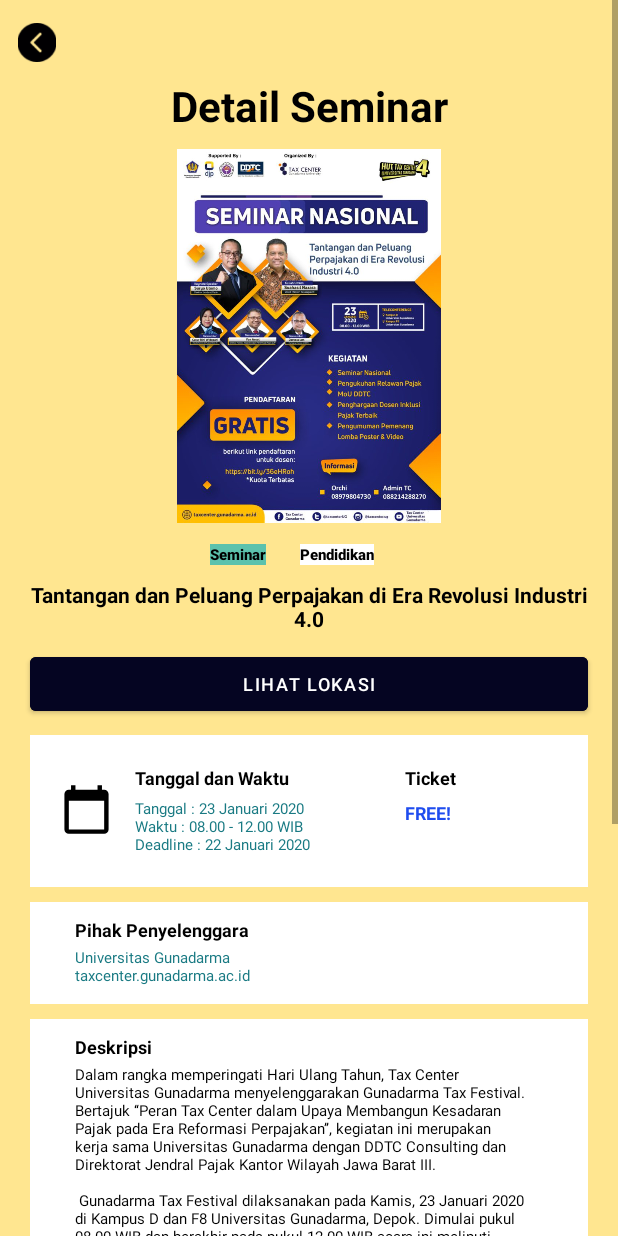
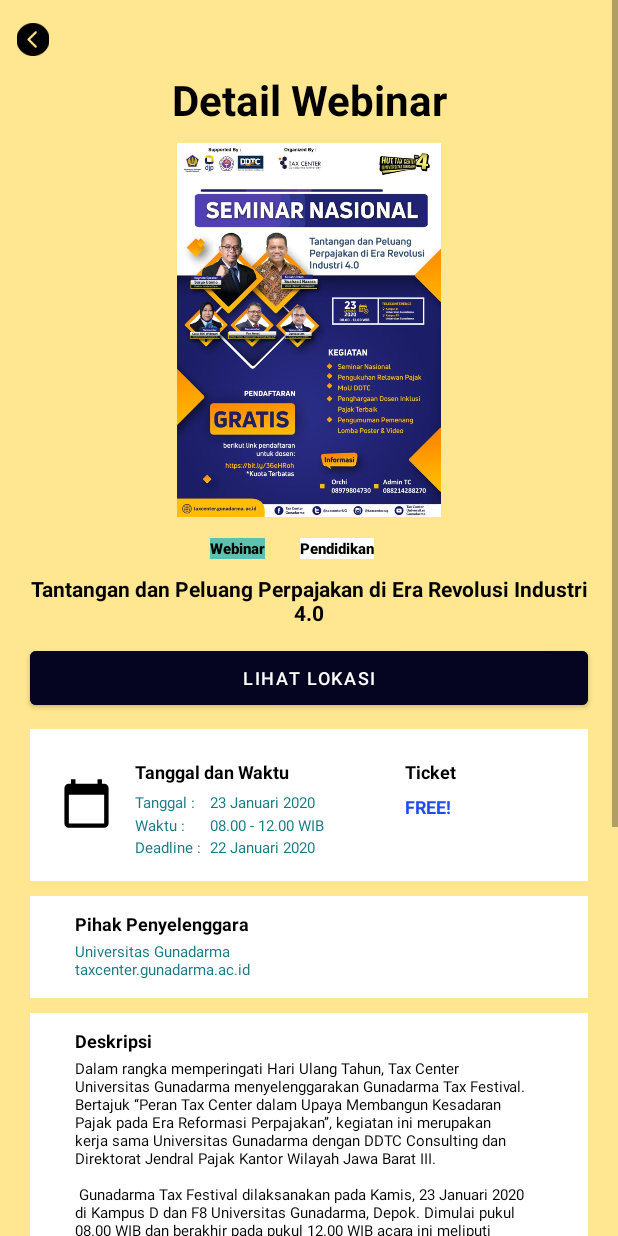
Before and after one commit to auroraufa/Smart-Hunter, an Android app: the DetailSeminar screen opened directly, with no data from a screen before it, on a phone screen of 412 x 824 dp. Run offline under Robolectric (Android 15) with nearby library versions, the phone set to English and light mode, and no system bars.

Commit message:
tambah api detail webinar

```diff
--- a/app/src/main/java/com/example/smarthunter/adapter/eventAdapter.java
+++ b/app/src/main/java/com/example/smarthunter/adapter/eventAdapter.java
@@ -25,7 +25,7 @@ public class eventAdapter
         public eventViewHolder(@NonNull View itemView) {
             super(itemView);
             myevent_nama = itemView.findViewById(R.id.nama_sv);
-            myevent_jenis =  itemView.findViewById(R.id.jenis_sv);
+            myevent_jenis =  itemView.findViewById(R.id.kategori_event);
             myevent_judul = itemView.findViewById(R.id.judul_sv);
             myevent_tanggal = itemView.findViewById(R.id.tanggal_sv);
             myevent_poster = itemView.findViewById(R.id.image_saved);
--- a/app/src/main/java/com/example/smarthunter/adapter/saveAdapter.java
+++ b/app/src/main/java/com/example/smarthunter/adapter/saveAdapter.java
@@ -25,7 +25,7 @@ public class saveAdapter
         public savedViewHolder(@NonNull View itemView){
             super(itemView);
             mysave_nama= itemView.findViewById(R.id.nama_sv);
-            mysave_jenis =  itemView.findViewById(R.id.jenis_sv);
+            mysave_jenis =  itemView.findViewById(R.id.kategori_event);
             mysave_judul = itemView.findViewById(R.id.judul_sv);
             mysave_tanggal = itemView.findViewById(R.id.tanggal_sv);
             mysave_post = itemView.findViewById(R.id.image_saved);
--- a/app/src/main/java/com/example/smarthunter/retrofit/EventClient.java
+++ b/app/src/main/java/com/example/smarthunter/retrofit/EventClient.java
@@ -3,6 +3,7 @@ package com.example.smarthunter.retrofit;
 import com.example.smarthunter.model.DataFavorite;
 import com.example.smarthunter.model.DataLogin;
 import com.example.smarthunter.model.EventAccount;
+import com.example.smarthunter.model.EventDetail;
 import com.example.smarthunter.model.EventJenisList;
 import com.example.smarthunter.model.KategoriList;
 import com.example.smarthunter.model.Message;
@@ -54,4 +55,7 @@ public interface EventClient {
     @POST("api/addKategori")
     Call<Message> addKategori(@Header("token") String token,
                               @Field("kategoris[]") List<Integer> kategoris);
+
+    @GET("api/detailEvent/{id}")
+    Call<EventDetail> getDetail(@Header("token") String token, @Path("id") Integer id);
 }
--- a/app/src/main/res/layout/activity_account.xml
+++ b/app/src/main/res/layout/activity_account.xml
@@ -77,7 +77,7 @@
         app:layout_constraintTop_toBottomOf="@+id/myevent" />
 
     <TextView
-        android:id="@+id/nama"
+        android:id="@+id/jenis"
         android:layout_width="185dp"
         android:layout_height="31dp"
         android:layout_marginBottom="12dp"
--- a/app/src/main/res/layout/activity_detail_seminar.xml
+++ b/app/src/main/res/layout/activity_detail_seminar.xml
@@ -20,8 +20,8 @@
 
             <ImageView
                 android:id="@+id/back_detailseminar"
-                android:layout_width="29dp"
-                android:layout_height="26dp"
+                android:layout_width="24dp"
+                android:layout_height="22dp"
                 android:layout_marginLeft="10dp"
                 android:layout_marginTop="15dp"
                 android:src="@drawable/tombol_back" />
@@ -31,7 +31,7 @@
                 android:layout_width="match_parent"
                 android:layout_height="wrap_content"
                 android:layout_marginTop="10dp"
-                android:text="Detail Seminar"
+                android:text="Detail Webinar"
                 android:textAlignment="center"
                 android:textColor="#000000"
                 android:textSize="28dp"
@@ -52,20 +52,20 @@
                 android:layout_height="wrap_content">
 
                 <TextView
-                    android:id="@+id/nama_sv"
+                    android:id="@+id/jenis"
                     android:layout_width="wrap_content"
                     android:layout_height="wrap_content"
                     android:layout_marginStart="140dp"
                     android:background="#5CC2AD"
                     android:fontFamily="sans-serif-black"
-                    android:text="Seminar"
+                    android:text="Webinar"
                     android:textColor="@color/black"
                     android:textSize="10sp"
                     app:layout_constraintStart_toEndOf="@+id/image_saved"
                     app:layout_constraintTop_toTopOf="parent" />
 
                 <TextView
-                    android:id="@+id/jenis_sv"
+                    android:id="@+id/kategori_event"
                     android:layout_width="wrap_content"
                     android:layout_height="wrap_content"
                     android:layout_marginStart="200dp"
@@ -77,7 +77,7 @@
             </FrameLayout>
 
             <TextView
-                android:id="@+id/textView2"
+                android:id="@+id/nama_event"
                 android:layout_width="match_parent"
                 android:layout_height="wrap_content"
                 android:layout_marginStart="10dp"
@@ -127,11 +127,59 @@
                     android:textStyle="bold" />
 
                 <TextView
-                    android:layout_width="145dp"
+                    android:layout_width="60dp"
                     android:layout_height="wrap_content"
                     android:layout_marginStart="70dp"
                     android:layout_marginTop="42dp"
-                    android:text="Tanggal : 23 Januari 2020 Waktu : 08.00 - 12.00 WIB Deadline : 22 Januari 2020 "
+                    android:text="Tanggal : "
+                    android:textColor="#197A83"
+                    android:textSize="10dp" />
+
+                <TextView
+                    android:id="@+id/tanggal"
+                    android:layout_width="90dp"
+                    android:layout_height="wrap_content"
+                    android:layout_marginStart="120dp"
+                    android:layout_marginTop="42dp"
+                    android:text="23 Januari 2020 "
+                    android:textColor="#197A83"
+                    android:textSize="10dp" />
+
+                <TextView
+                    android:layout_width="60dp"
+                    android:layout_height="wrap_content"
+                    android:layout_marginStart="70dp"
+                    android:layout_marginTop="57dp"
+                    android:text="Waktu : "
+                    android:textColor="#197A83"
+                    android:textSize="10dp" />
+
+                <TextView
+                    android:id="@+id/waktu"
+                    android:layout_width="145dp"
+                    android:layout_height="wrap_content"
+                    android:layout_marginStart="120dp"
+                    android:layout_marginTop="57dp"
+                    android:text="08.00 - 12.00 WIB "
+                    android:textColor="#197A83"
+                    android:textSize="10dp" />
+
+                <TextView
+                    android:layout_width="60dp"
+                    android:layout_height="wrap_content"
+                    android:layout_marginStart="70dp"
+                    android:layout_marginTop="72dp"
+                    android:text="Deadline : "
+                    android:textColor="#197A83"
+                    android:textSize="10dp" />
+
+                <TextView
+                    android:id="@+id/tanggal_dl"
+                    android:layout_width="145dp"
+                    android:layout_height="wrap_content"
+                    android:layout_marginStart="120dp"
+                    android:layout_marginTop="72dp"
+                    android:text="22 Januari 2020 "
                     android:textColor="#197A83"
                     android:textSize="10dp" />
 
@@ -146,6 +194,7 @@
                     android:textStyle="bold" />
 
                 <TextView
+                    android:id="@+id/tiket"
                     android:layout_width="wrap_content"
                     android:layout_height="wrap_content"
                     android:layout_marginStart="250dp"
@@ -175,6 +224,7 @@
                     android:textStyle="bold" />
 
                 <TextView
+                    android:id="@+id/penyelenggara"
                     android:layout_width="145dp"
                     android:layout_height="wrap_content"
                     android:layout_marginStart="30dp"
@@ -204,6 +254,7 @@
                     android:textStyle="bold" />
 
                 <TextView
+                    android:id="@+id/deskripsi"
                     android:layout_width="306dp"
                     android:layout_height="267dp"
                     android:layout_marginStart="30dp"
@@ -242,6 +293,7 @@
                     android:textStyle="bold" />
 
                 <TextView
+                    android:id="@+id/syarat"
                     android:layout_width="306dp"
                     android:layout_height="wrap_content"
                     android:layout_marginStart="30dp"
@@ -274,6 +326,7 @@
                     android:textStyle="bold" />
 
                 <TextView
+                    android:id="@+id/benefit"
                     android:layout_width="306dp"
                     android:layout_height="wrap_content"
                     android:layout_marginStart="30dp"
@@ -301,7 +354,7 @@
                     app:tint="@color/black" />
 
                 <Button
-                    android:id="@+id/daftarSeminar"
+                    android:id="@+id/daftarWebinar"
                     android:layout_width="match_parent"
                     android:layout_height="wrap_content"
                     android:layout_marginStart="55dp"
--- a/app/src/main/res/layout/activity_detail_seminar_upload.xml
+++ b/app/src/main/res/layout/activity_detail_seminar_upload.xml
@@ -65,7 +65,7 @@
                     app:layout_constraintTop_toTopOf="parent" />
 
                 <TextView
-                    android:id="@+id/jenis_sv"
+                    android:id="@+id/kategori_event"
                     android:layout_width="wrap_content"
                     android:layout_height="wrap_content"
                     android:layout_marginStart="200dp"
@@ -77,7 +77,7 @@
             </FrameLayout>
 
             <TextView
-                android:id="@+id/textView2"
+                android:id="@+id/nama_event"
                 android:layout_width="match_parent"
                 android:layout_height="wrap_content"
                 android:layout_marginStart="10dp"
--- a/app/src/main/res/layout/activity_detail_webinar_upload.xml
+++ b/app/src/main/res/layout/activity_detail_webinar_upload.xml
@@ -52,7 +52,7 @@
                 android:layout_height="wrap_content">
 
                 <TextView
-                    android:id="@+id/nama"
+                    android:id="@+id/jenis"
                     android:layout_width="wrap_content"
                     android:layout_height="wrap_content"
                     android:layout_marginStart="140dp"
@@ -65,7 +65,7 @@
                     app:layout_constraintTop_toTopOf="parent" />
 
                 <TextView
-                    android:id="@+id/jenis_sv"
+                    android:id="@+id/kategori_event"
                     android:layout_width="wrap_content"
                     android:layout_height="wrap_content"
                     android:layout_marginStart="200dp"
@@ -77,7 +77,7 @@
             </FrameLayout>
 
             <TextView
-                android:id="@+id/textView2"
+                android:id="@+id/nama_event"
                 android:layout_width="match_parent"
                 android:layout_height="wrap_content"
                 android:layout_marginStart="10dp"
--- a/app/src/main/res/layout/activity_editseminar.xml
+++ b/app/src/main/res/layout/activity_editseminar.xml
@@ -133,7 +133,7 @@
         tools:layout_editor_absoluteY="264dp" />
 
     <TextView
-        android:id="@+id/textView2"
+        android:id="@+id/nama_event"
         android:layout_width="wrap_content"
         android:layout_height="wrap_content"
         android:text="Nama Event"
--- a/app/src/main/res/layout/activity_editwebinar.xml
+++ b/app/src/main/res/layout/activity_editwebinar.xml
@@ -144,7 +144,7 @@
         tools:layout_editor_absoluteY="264dp" />
 
     <TextView
-        android:id="@+id/textView2"
+        android:id="@+id/nama_event"
         android:layout_width="wrap_content"
         android:layout_height="wrap_content"
         android:text="Nama Event"
--- a/app/src/main/res/layout/item_event.xml
+++ b/app/src/main/res/layout/item_event.xml
@@ -39,7 +39,7 @@
             app:layout_constraintTop_toBottomOf="@+id/nama_sv" />
 
         <TextView
-            android:id="@+id/jenis_sv"
+            android:id="@+id/kategori_event"
             android:layout_width="wrap_content"
             android:layout_height="wrap_content"
             android:layout_marginStart="10dp"
--- a/app/src/main/res/layout/item_saved.xml
+++ b/app/src/main/res/layout/item_saved.xml
@@ -39,7 +39,7 @@
             app:layout_constraintTop_toBottomOf="@+id/nama_sv" />
 
         <TextView
-            android:id="@+id/jenis_sv"
+            android:id="@+id/kategori_event"
             android:layout_width="wrap_content"
             android:layout_height="wrap_content"
             android:layout_marginStart="10dp"
```
Also changed, not shown: app/src/main/java/com/example/smarthunter/DetailWebinar.java (+16 -1 lines), app/src/main/java/com/example/smarthunter/model/DetailEvent.java (added, +146 -0 lines), app/src/main/java/com/example/smarthunter/model/EventDetail.java (added, +13 -0 lines), app/src/main/res/layout/activity_detail_webinar.xml (+58 -5 lines), app/src/main/res/layout/activity_welcome.xml (+4 -4 lines).
